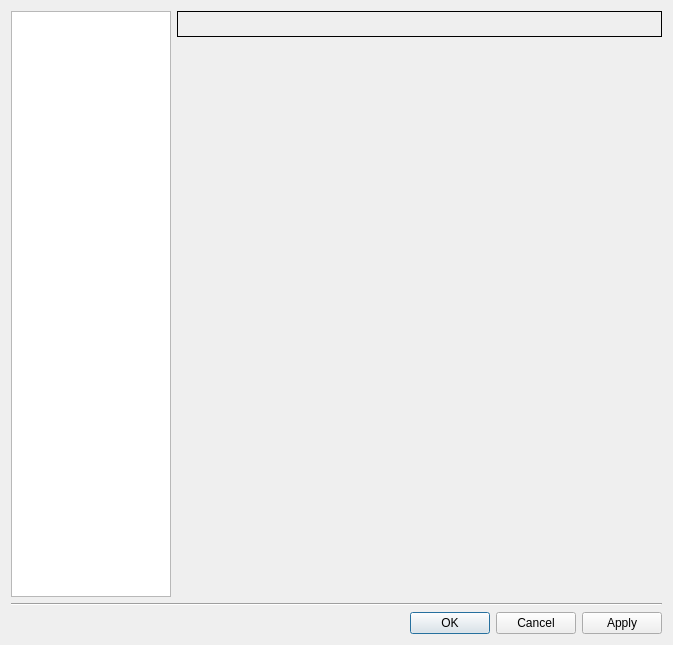
First picture: the form in src/GNS3/Ui/Form_PreferencesDialog.ui, repository GNS3/gns3-legacy, before the edit.
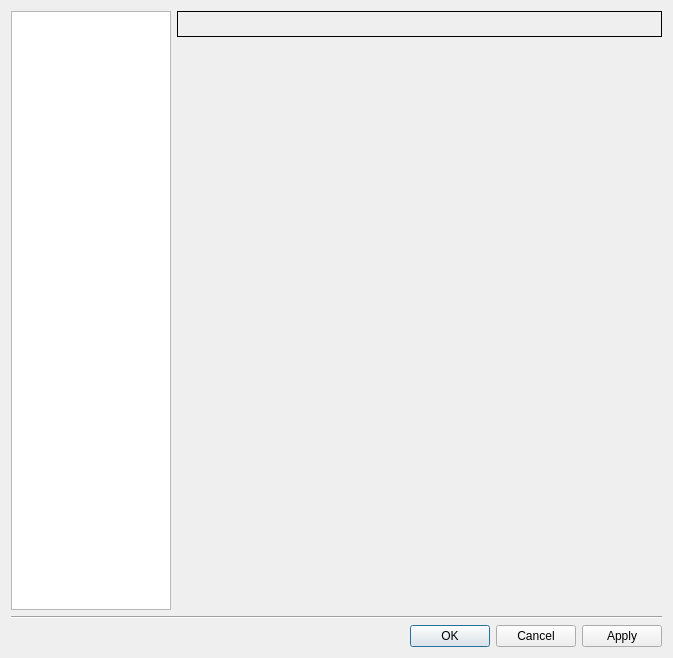
Second picture: the form after the edit. Icons and pictures are not drawn.

Diff of the .ui file:
```diff
--- a/src/GNS3/Ui/Form_PreferencesDialog.ui
+++ b/src/GNS3/Ui/Form_PreferencesDialog.ui
@@ -7,7 +7,7 @@
     <x>0</x>
     <y>0</y>
     <width>673</width>
-    <height>645</height>
+    <height>658</height>
    </rect>
   </property>
   <property name="sizePolicy">
```
